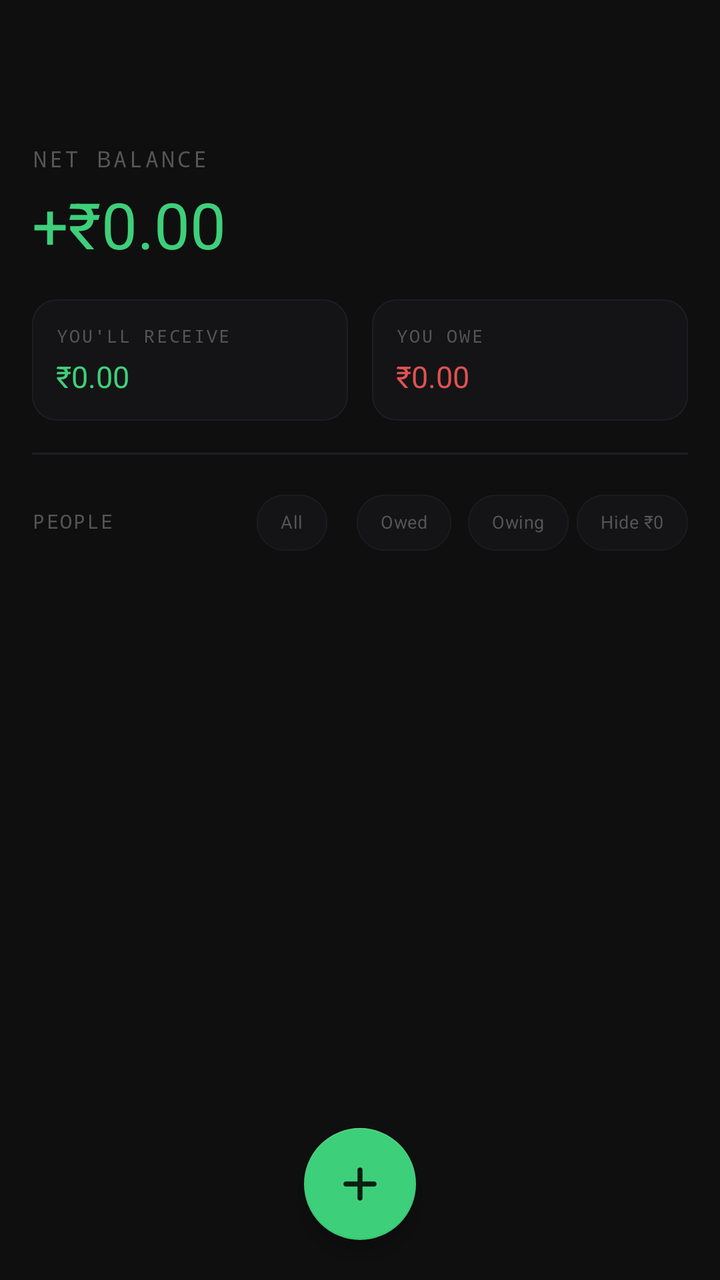
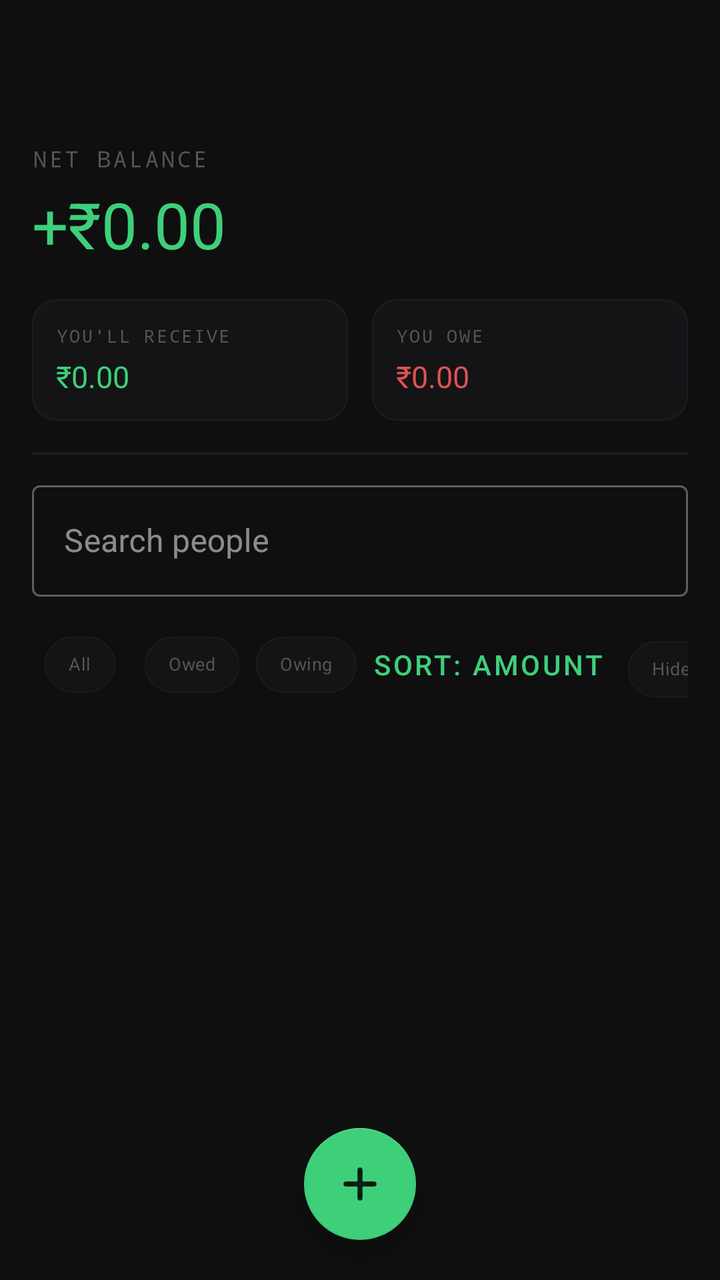

Before-and-after screenshots of an Android layout around one commit, followed by the original layout XML and the change that was made.
<!-- AndroidManifest.xml: application theme Theme.OfflineLedger -->
<!-- res/layout/activity_home.xml -->
<?xml version="1.0" encoding="utf-8"?>
<androidx.coordinatorlayout.widget.CoordinatorLayout
    xmlns:android="http://schemas.android.com/apk/res/android"
    xmlns:app="http://schemas.android.com/apk/res-auto"
    android:layout_width="match_parent"
    android:layout_height="match_parent"
    android:background="@color/bg_primary">

    <com.google.android.material.appbar.AppBarLayout
        android:id="@+id/appBarLayout"
        android:layout_width="match_parent"
        android:layout_height="wrap_content"
        android:background="@color/bg_primary"
        app:elevation="0dp">

        <androidx.appcompat.widget.Toolbar
            android:id="@+id/toolbar"
            android:layout_width="match_parent"
            android:layout_height="?attr/actionBarSize"
            android:background="@color/bg_primary" />

    </com.google.android.material.appbar.AppBarLayout>

    <androidx.core.widget.NestedScrollView
        android:layout_width="match_parent"
        android:layout_height="match_parent"
        app:layout_behavior="@string/appbar_scrolling_view_behavior">

        <LinearLayout
            android:layout_width="match_parent"
            android:layout_height="wrap_content"
            android:orientation="vertical"
            android:padding="16dp">

            
            <TextView
                android:id="@+id/tvNetBalanceLabel"
                android:layout_width="wrap_content"
                android:layout_height="wrap_content"
                android:text="Net Balance"
                android:textColor="@color/hint_text"
                android:textSize="11sp"
                android:letterSpacing="0.12"
                android:textAllCaps="true"
                android:fontFamily="monospace"
                android:layout_marginBottom="4dp"/>

            <TextView
                android:id="@+id/tvNetBalance"
                android:layout_width="wrap_content"
                android:layout_height="wrap_content"
                android:text="+₹0.00"
                android:textColor="@color/color_positive"
                android:textSize="32sp"
                android:layout_marginBottom="4dp"/>

            
            <LinearLayout
                android:layout_width="match_parent"
                android:layout_height="wrap_content"
                android:orientation="horizontal"
                android:layout_marginTop="12dp"
                android:layout_marginBottom="16dp">

                <LinearLayout
                    android:layout_width="0dp"
                    android:layout_height="wrap_content"
                    android:layout_weight="1"
                    android:orientation="vertical"
                    android:background="@drawable/bg_card"
                    android:padding="12dp"
                    android:layout_marginEnd="6dp">
                    <TextView
                        android:layout_width="wrap_content"
                        android:layout_height="wrap_content"
                        android:text="You'll Receive"
                        android:textColor="@color/hint_text"
                        android:textSize="9sp"
                        android:textAllCaps="true"
                        android:letterSpacing="0.1"
                        android:fontFamily="monospace"
                        android:layout_marginBottom="4dp"/>
                    <TextView
                        android:id="@+id/tvReceivable"
                        android:layout_width="wrap_content"
                        android:layout_height="wrap_content"
                        android:text="₹0.00"
                        android:textColor="@color/color_positive"
                        android:textSize="15sp"/>
                </LinearLayout>

                <LinearLayout
                    android:layout_width="0dp"
                    android:layout_height="wrap_content"
                    android:layout_weight="1"
                    android:orientation="vertical"
                    android:background="@drawable/bg_card"
                    android:padding="12dp"
                    android:layout_marginStart="6dp">
                    <TextView
                        android:layout_width="wrap_content"
                        android:layout_height="wrap_content"
                        android:text="You Owe"
                        android:textColor="@color/hint_text"
                        android:textSize="9sp"
                        android:textAllCaps="true"
                        android:letterSpacing="0.1"
                        android:fontFamily="monospace"
                        android:layout_marginBottom="4dp"/>
                    <TextView
                        android:id="@+id/tvOwed"
                        android:layout_width="wrap_content"
                        android:layout_height="wrap_content"
                        android:text="₹0.00"
                        android:textColor="@color/color_negative"
                        android:textSize="15sp"/>
                </LinearLayout>
            </LinearLayout>

            <View
                android:layout_width="match_parent"
                android:layout_height="1dp"
                android:background="@color/divider"
                android:layout_marginBottom="10dp"/>

            
            <LinearLayout
                android:layout_width="match_parent"
                android:layout_height="wrap_content"
                android:orientation="horizontal"
                android:layout_marginBottom="10dp">

                <TextView
                    android:layout_width="0dp"
                    android:layout_height="wrap_content"
                    android:layout_weight="1"
                    android:text="People"
                    android:textColor="@color/hint_text"
                    android:textSize="10sp"
                    android:textAllCaps="true"
                    android:letterSpacing="0.08"
                    android:fontFamily="monospace"
                    android:gravity="center_vertical"/>

                <com.google.android.material.chip.ChipGroup
                    android:layout_width="wrap_content"
                    android:layout_height="wrap_content"
                    app:selectionRequired="true"
                    app:singleSelection="true">

                    <com.google.android.material.chip.Chip
                        android:id="@+id/chipAll"
                        style="@style/FilterChip"
                        android:layout_width="wrap_content"
                        android:layout_height="wrap_content"
                        android:text="All"
                        android:checked="true"/>

                    <com.google.android.material.chip.Chip
                        android:id="@+id/chipOwed"
                        style="@style/FilterChip"
                        android:layout_width="wrap_content"
                        android:layout_height="wrap_content"
                        android:text="Owed"/>

                    <com.google.android.material.chip.Chip
                        android:id="@+id/chipOwing"
                        style="@style/FilterChip"
                        android:layout_width="wrap_content"
                        android:layout_height="wrap_content"
                        android:text="Owing"/>

                </com.google.android.material.chip.ChipGroup>

                <com.google.android.material.chip.Chip
                    android:id="@+id/chipHideZero"
                    style="@style/FilterChip"
                    android:layout_width="wrap_content"
                    android:layout_height="wrap_content"
                    android:layout_marginStart="4dp"
                    android:text="Hide ₹0"
                    android:checkable="true"/>

            </LinearLayout>

            
            <androidx.recyclerview.widget.RecyclerView
                android:id="@+id/recyclerView"
                android:layout_width="match_parent"
                android:layout_height="wrap_content"
                app:layoutManager="androidx.recyclerview.widget.LinearLayoutManager"
                android:nestedScrollingEnabled="false"/>

            <TextView
                android:id="@+id/tvEmpty"
                android:layout_width="match_parent"
                android:layout_height="wrap_content"
                android:text="No people added yet.\nTap + to get started."
                android:textColor="@color/hint_text"
                android:textSize="14sp"
                android:gravity="center"
                android:padding="40dp"
                android:visibility="gone"/>

        </LinearLayout>
    </androidx.core.widget.NestedScrollView>

    <com.google.android.material.floatingactionbutton.FloatingActionButton
        android:id="@+id/fabAdd"
        android:layout_width="wrap_content"
        android:layout_height="wrap_content"
        android:layout_gravity="bottom|center_horizontal"
        android:layout_margin="20dp"
        android:src="@drawable/ic_add"
        android:contentDescription="Add person"
        app:backgroundTint="@color/color_positive"
        app:tint="@color/fab_icon_tint"/>

</androidx.coordinatorlayout.widget.CoordinatorLayout>
<!-- resources referenced by this layout -->
<resources>
  <color name="bg_primary">#0F0F10</color>
  <color name="color_negative">#E05252</color>
  <color name="color_positive">#3ECF7A</color>
  <color name="divider">#1E1E22</color>
  <color name="fab_icon_tint">#0A1F10</color>
  <color name="hint_text">#555555</color>
  <!-- drawable bg_card (drawable) -->
  <?xml version="1.0" encoding="utf-8"?>
  <shape xmlns:android="http://schemas.android.com/apk/res/android">
      <solid android:color="@color/bg_card"/>
      <corners android:radius="12dp"/>
      <stroke android:width="0.5dp" android:color="@color/divider"/>
  </shape>
  <!-- drawable ic_add (drawable) -->
  <?xml version="1.0" encoding="utf-8"?>
  <vector xmlns:android="http://schemas.android.com/apk/res/android"
      android:width="24dp" android:height="24dp"
      android:viewportWidth="24" android:viewportHeight="24">
      <path android:fillColor="@android:color/transparent"
          android:pathData="M12,5 L12,19 M5,12 L19,12"
          android:strokeColor="#0A1F10"
          android:strokeWidth="2.5"
          android:strokeLineCap="round"/>
  </vector>
  <style name="FilterChip" parent="Widget.MaterialComponents.Chip.Filter">
          <item name="chipBackgroundColor">@color/bg_card</item>
          <item name="android:textColor">@color/hint_text</item>
          <item name="checkedIconVisible">false</item>
          <item name="chipStrokeColor">@color/divider</item>
          <item name="chipStrokeWidth">0.5dp</item>
          <item name="android:textSize">9sp</item>
          <item name="chipMinHeight">28dp</item>
      </style>
  <style name="Theme.OfflineLedger" parent="Theme.MaterialComponents.DayNight.NoActionBar">
          <item name="colorPrimary">@color/colorPrimary</item>
          <item name="colorPrimaryVariant">@color/colorPrimaryVariant</item>
          <item name="colorOnPrimary">@color/colorOnPrimary</item>
          <item name="colorSecondary">@color/colorSecondary</item>
          <item name="colorOnSecondary">@color/colorOnSecondary</item>
          <item name="colorError">@color/colorError</item>
          <item name="colorOnError">@color/colorOnError</item>
          <item name="android:colorBackground">@color/colorBackground</item>
          <item name="colorOnBackground">@color/colorOnBackground</item>
          <item name="colorSurface">@color/colorSurface</item>
          <item name="colorOnSurface">@color/colorOnSurface</item>
          <item name="android:windowBackground">@color/bg_primary</item>
          <item name="android:statusBarColor">@color/bg_primary</item>
          <item name="android:navigationBarColor">@color/bg_primary</item>
          <item name="android:windowLightStatusBar">false</item>
          <item name="android:textColorPrimary">@color/primary_text</item>
          <item name="android:textColorSecondary">@color/secondary_text</item>
          <item name="android:textColorHint">@color/hint_text</item>
          <item name="materialAlertDialogTheme">@style/ThemeOverlay.MaterialComponents.Dialog.Alert</item>
      </style>
  <color name="bg_card">#141416</color>
  <color name="colorPrimary">#3ECF7A</color>
  <color name="colorPrimaryVariant">#2A9A58</color>
  <color name="colorOnPrimary">#0A1F10</color>
  <color name="colorSecondary">#3ECF7A</color>
  <color name="colorOnSecondary">#0A1F10</color>
  <color name="colorError">#E05252</color>
  <color name="colorOnError">#FFFFFF</color>
  <color name="colorBackground">#0F0F10</color>
  <color name="colorOnBackground">#E0E0E0</color>
  <color name="colorSurface">#141416</color>
  <color name="colorOnSurface">#E0E0E0</color>
  <color name="primary_text">#E0E0E0</color>
  <color name="secondary_text">#999999</color>
</resources>

<!-- the commit's change to res/layout/activity_home.xml (unified diff, before → after) -->
@@ -122,6 +122,21 @@
                 android:layout_height="1dp"
                 android:background="@color/divider"
                 android:layout_marginBottom="10dp"/>
+
+
+            <com.google.android.material.textfield.TextInputLayout
+                android:layout_width="match_parent"
+                android:layout_height="wrap_content"
+                android:layout_marginBottom="10dp"
+                android:hint="Search people"
+                style="@style/Widget.MaterialComponents.TextInputLayout.OutlinedBox">
+
+                <com.google.android.material.textfield.TextInputEditText
+                    android:id="@+id/etSearch"
+                    android:layout_width="match_parent"
+                    android:layout_height="wrap_content"
+                    android:inputType="text"/>
+            </com.google.android.material.textfield.TextInputLayout>
 
             
             <LinearLayout
@@ -171,6 +186,13 @@
                         android:text="Owing"/>
 
                 </com.google.android.material.chip.ChipGroup>
+
+                <com.google.android.material.button.MaterialButton
+                    android:id="@+id/btnSortToggle"
+                    android:layout_width="wrap_content"
+                    android:layout_height="wrap_content"
+                    android:text="Sort: Amount"
+                    style="@style/Widget.MaterialComponents.Button.TextButton"/>
 
                 <com.google.android.material.chip.Chip
                     android:id="@+id/chipHideZero"
